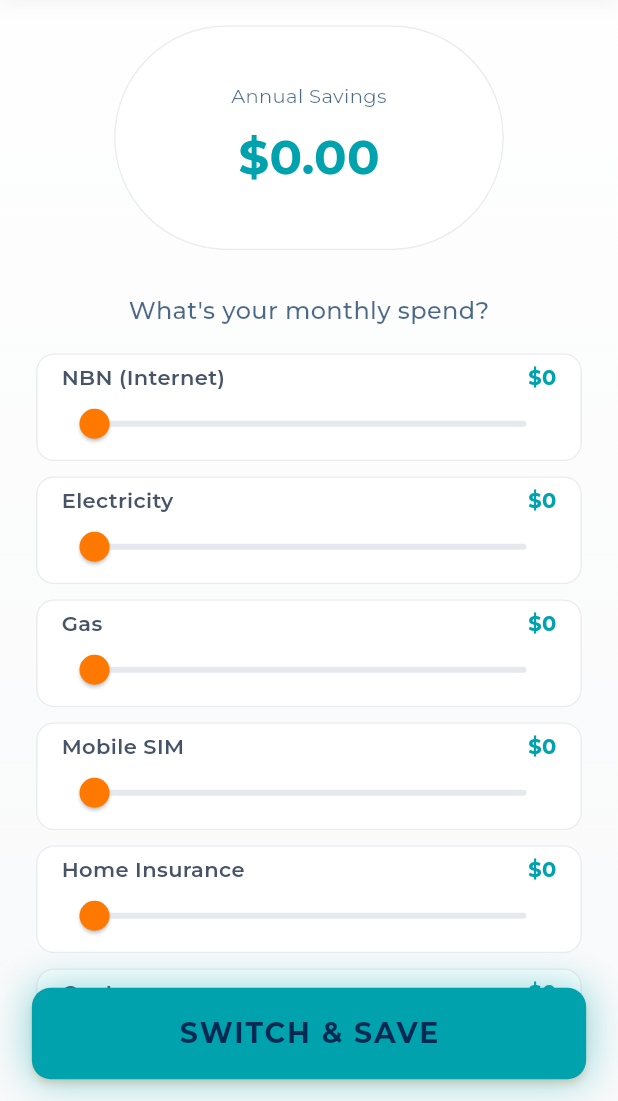
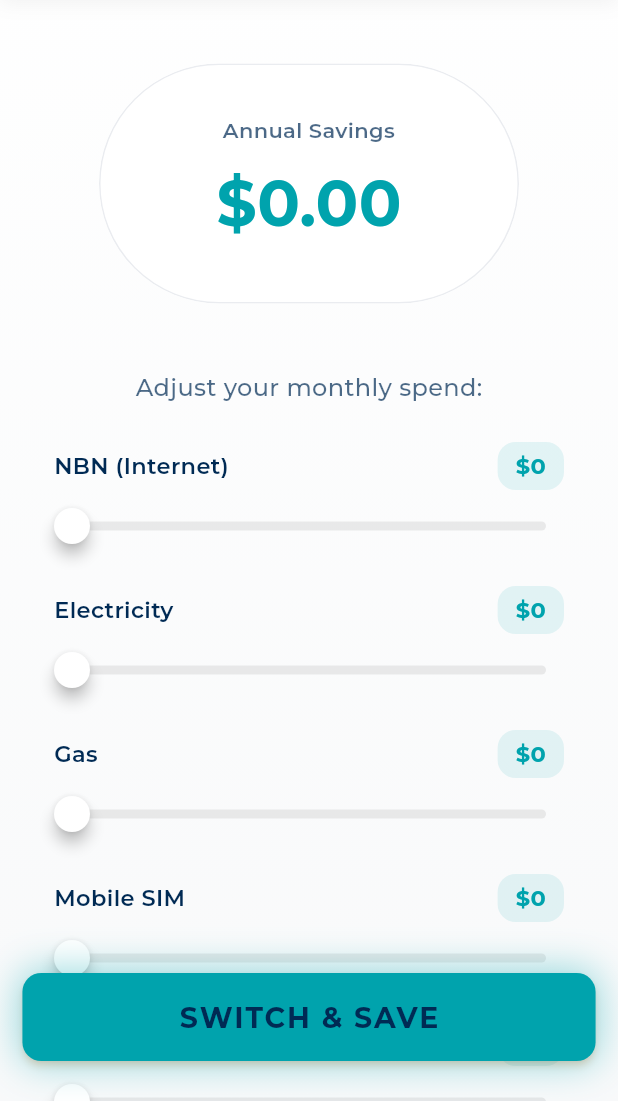
Before and after one commit to dsights/savenest, a Flutter app: the SavingsScreen screen opened by its route, on a phone screen of 412 x 824 dp, the part 135-1236 px from its top. Run offline on Flutter 3.47's test engine with Material 3 defaults, Android fonts, the phone set to English and light mode, and no system bars; our stand-ins replace flutter_riverpod, flutter_svg, flutter_widget_from_html, go_router, google_fonts, image_picker and 1 more; missing offline and left inert: meta_seo, universal_html.

Commit message:
fix: optimize savings calculator layout for mobile
- Increased vertical space for sliders (flex 4 vs flex 2 for header)
- Removed glass container around sliders to reduce visual padding and clutter
- Increased touch targets for sliders (12.0 radius thumb)
- Optimized floating action button position and padding
- Ensured full scrollability with bottom padding for FAB overlap

```diff
--- a/lib/features/savings/savings_screen.dart
+++ b/lib/features/savings/savings_screen.dart
@@ -37,22 +37,23 @@ class SavingsScreen extends ConsumerWidget {
                     children: [
                       // 1. Floating Savings Bubble
                       Expanded(
-                        flex: 1, // Reduced flex to take less vertical space
+                        flex: 2,
                         child: Center(
                           child: GlassContainer(
-                            width: 260, // Wider for big numbers
-                            height: 150, // Oval shape
-                            borderRadius: 100, // Pill shape
+                            width: 280,
+                            height: 160,
+                            borderRadius: 100,
                             padding: const EdgeInsets.all(16),
                             child: Column(
                               mainAxisAlignment: MainAxisAlignment.center,
                               children: [
                                 Text(
-                                  'Annual Savings', // Shorter text
+                                  'Annual Savings',
                                   textAlign: TextAlign.center,
                                   style: TextStyle(
                                     color: AppTheme.deepNavy.withOpacity(0.7),
-                                    fontSize: 13, // Smaller font
+                                    fontSize: 14,
+                                    fontWeight: FontWeight.w600,
                                   ),
                                 ),
                                 const SizedBox(height: 4),
@@ -61,7 +62,7 @@ class SavingsScreen extends ConsumerWidget {
                                   prefix: '\$',
                                   style: const TextStyle(
                                     color: AppTheme.vibrantEmerald,
-                                    fontSize: 32, // Smaller font
+                                    fontSize: 42,
                                     fontWeight: FontWeight.bold,
                                   ),
                                 ),
@@ -85,16 +86,16 @@ class SavingsScreen extends ConsumerWidget {
 
                       // 2. Sliders List
                       Expanded(
-                        flex: 3, // Increased relative space for the list
+                        flex: 4,
                         child: ListView(
-                          physics: const BouncingScrollPhysics(parent: AlwaysScrollableScrollPhysics()),
-                          padding: const EdgeInsets.symmetric(horizontal: 24, vertical: 10),
+                          physics: const BouncingScrollPhysics(),
+                          padding: const EdgeInsets.fromLTRB(24, 0, 24, 100),
                           children: [
                             Center(
                               child: Padding(
-                                  padding: const EdgeInsets.only(bottom: 16.0),
+                                padding: const EdgeInsets.only(bottom: 24.0),
                                 child: Text(
-                                    "What's your monthly spend?",
+                                  "Adjust your monthly spend:",
                                   style: TextStyle(
                                     color: AppTheme.deepNavy.withOpacity(0.7),
                                     fontSize: 16,
@@ -145,41 +146,6 @@ class SavingsScreen extends ConsumerWidget {
                               max: 400,
                               onChanged: (val) => controller.updateCost(UtilityType.carInsurance, val),
                             ),
-                              const SizedBox(height: 24),
-                              Padding(
-                                padding: const EdgeInsets.symmetric(horizontal: 4.0),
-                                child: Text(
-                                  "Boost Your Savings",
-                                  style: TextStyle(
-                                    color: AppTheme.deepNavy.withOpacity(0.7),
-                                    fontSize: 16,
-                                    fontWeight: FontWeight.w600,
-                                  ),
-                                ),
-                              ),
-                              const SizedBox(height: 12),
-                              _buildBoostCard(
-                                context,
-                                title: "Refer & Earn",
-                                subtitle: "Get \$50 for every friend who switches.",
-                                icon: Icons.people_alt_rounded,
-                                onTap: () {
-                                  context.push('/referral');
-                                },
-                              ),
-                              _buildBoostCard(
-                                context,
-                                title: "Rate Watch",
-                                subtitle: "Get notified when prices drop.",
-                                icon: Icons.notifications_active_rounded,
-                                onTap: () {
-                                  // TODO: Activate Rate Watch
-                                  ScaffoldMessenger.of(context).showSnackBar(
-                                    const SnackBar(content: Text('Rate Watch activated!')),
-                                  );
-                                },
-                              ),
-                            const SizedBox(height: 80), // Space for FAB
                           ],
                         ),
                       ),
@@ -192,17 +158,16 @@ class SavingsScreen extends ConsumerWidget {
         ),
       ),
       floatingActionButtonLocation: FloatingActionButtonLocation.centerFloat,
-      floatingActionButton: ConstrainedBox(
+      floatingActionButton: Padding(
+        padding: const EdgeInsets.symmetric(horizontal: 24.0, vertical: 12.0),
+        child: ConstrainedBox(
           constraints: const BoxConstraints(maxWidth: 400),
-        child: Padding(
-          padding: const EdgeInsets.symmetric(horizontal: 24.0),
           child: SizedBox(
             width: double.infinity,
+            height: 56,
             child: PulsingButton(
               label: 'SWITCH & SAVE',
-              onPressed: () {
-                context.push('/register');
-              },
+              onPressed: () => context.go('/register'),
             ),
           ),
         ),
@@ -218,53 +183,54 @@ class SavingsScreen extends ConsumerWidget {
     required Function(double) onChanged,
   }) {
     return Padding(
-      padding: const EdgeInsets.only(bottom: 10.0), // Reduced from 16
-      child: GlassContainer(
-        borderRadius: 12,
-        padding: const EdgeInsets.symmetric(horizontal: 16, vertical: 4), // Reduced vertical from 12 to 4
+      padding: const EdgeInsets.only(bottom: 16.0),
       child: Column(
-          crossAxisAlignment: CrossAxisAlignment.start,
-          mainAxisSize: MainAxisSize.min,
         children: [
-            Row(
+          Padding(
+            padding: const EdgeInsets.symmetric(horizontal: 12.0),
+            child: Row(
               mainAxisAlignment: MainAxisAlignment.spaceBetween,
               children: [
                 Text(
                   label,
-                  style: const TextStyle(fontWeight: FontWeight.w600, fontSize: 14), // Smaller font
+                  style: const TextStyle(fontWeight: FontWeight.w600, fontSize: 15, color: AppTheme.deepNavy),
                 ),
-                Text(
+                Container(
+                  padding: const EdgeInsets.symmetric(horizontal: 12, vertical: 4),
+                  decoration: BoxDecoration(
+                    color: AppTheme.vibrantEmerald.withOpacity(0.1),
+                    borderRadius: BorderRadius.circular(12),
+                  ),
+                  child: Text(
                     '\$${value.toInt()}',
                     style: const TextStyle(
                       color: AppTheme.vibrantEmerald,
                       fontWeight: FontWeight.bold,
+                      fontSize: 15,
+                    ),
                   ),
                 ),
               ],
             ),
+          ),
           SliderTheme(
             data: SliderTheme.of(context).copyWith(
               activeTrackColor: AppTheme.vibrantEmerald,
-                inactiveTrackColor: AppTheme.deepNavy.withOpacity(0.1),
-                thumbColor: AppTheme.accentOrange,
-                overlayColor: AppTheme.accentOrange.withOpacity(0.2),
-                trackHeight: 4.0,
-                thumbShape: const RoundSliderThumbShape(enabledThumbRadius: 10.0),
-                overlayShape: const RoundSliderOverlayShape(overlayRadius: 20.0),
-                valueIndicatorColor: AppTheme.accentOrange,
-                valueIndicatorTextStyle: const TextStyle(color: Colors.white),
+              inactiveTrackColor: Colors.grey.withOpacity(0.2),
+              thumbColor: Colors.white,
+              overlayColor: AppTheme.vibrantEmerald.withOpacity(0.1),
+              trackHeight: 6.0,
+              thumbShape: const RoundSliderThumbShape(enabledThumbRadius: 12.0, elevation: 4),
+              overlayShape: const RoundSliderOverlayShape(overlayRadius: 24.0),
             ),
             child: Slider(
               value: value,
               min: 0,
               max: max,
-                divisions: max.toInt(),
-                label: '\$${value.toInt()}',
               onChanged: onChanged,
             ),
           ),
         ],
-        ),
       ),
     );
   }
```
Lines whose indentation alone changed are shown as unchanged.
